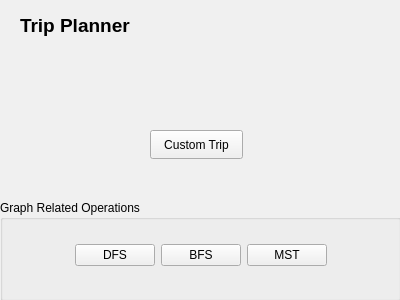
The window that CollegeTouring/tripplanner.ui (belalzahran/CS_Project2_TheApplicants) describes before a commit, drawn with Qt 5.
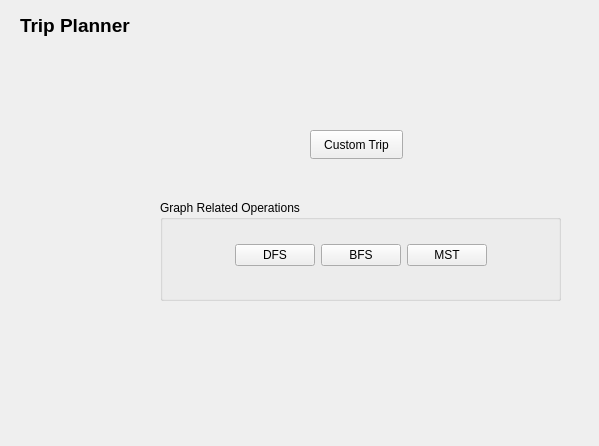
The same window after the commit.

Commit message: changed object names

What changed in the file:
```diff
--- a/CollegeTouring/tripplanner.ui
+++ b/CollegeTouring/tripplanner.ui
@@ -6,585 +6,15 @@
    <rect>
     <x>0</x>
     <y>0</y>
-    <width>400</width>
-    <height>300</height>
+    <width>599</width>
+    <height>446</height>
    </rect>
   </property>
   <property name="palette">
    <palette>
-    <active>
-     <colorrole role="WindowText">
-      <brush brushstyle="SolidPattern">
-       <color alpha="255">
-        <red>0</red>
-        <green>0</green>
-        <blue>0</blue>
-       </color>
-      </brush>
-     </colorrole>
-     <colorrole role="Button">
-      <brush brushstyle="SolidPattern">
-       <color alpha="255">
-        <red>240</red>
-        <green>240</green>
-        <blue>240</blue>
-       </color>
-      </brush>
-     </colorrole>
-     <colorrole role="Light">
-      <brush brushstyle="SolidPattern">
-       <color alpha="255">
-        <red>255</red>
-        <green>255</green>
-        <blue>255</blue>
-       </color>
-      </brush>
-     </colorrole>
-     <colorrole role="Midlight">
-      <brush brushstyle="SolidPattern">
-       <color alpha="255">
-        <red>227</red>
-        <green>227</green>
-        <blue>227</blue>
-       </color>
-      </brush>
-     </colorrole>
-     <colorrole role="Dark">
-      <brush brushstyle="SolidPattern">
-       <color alpha="255">
-        <red>160</red>
-        <green>160</green>
-        <blue>160</blue>
-       </color>
-      </brush>
-     </colorrole>
-     <colorrole role="Mid">
-      <brush brushstyle="SolidPattern">
-       <color alpha="255">
-        <red>160</red>
-        <green>160</green>
-        <blue>160</blue>
-       </color>
-      </brush>
-     </colorrole>
-     <colorrole role="Text">
-      <brush brushstyle="SolidPattern">
-       <color alpha="255">
-        <red>0</red>
-        <green>0</green>
-        <blue>0</blue>
-       </color>
-      </brush>
-     </colorrole>
-     <colorrole role="BrightText">
-      <brush brushstyle="SolidPattern">
-       <color alpha="255">
-        <red>255</red>
-        <green>255</green>
-        <blue>255</blue>
-       </color>
-      </brush>
-     </colorrole>
-     <colorrole role="ButtonText">
-      <brush brushstyle="SolidPattern">
-       <color alpha="255">
-        <red>0</red>
-        <green>0</green>
-        <blue>0</blue>
-       </color>
-      </brush>
-     </colorrole>
-     <colorrole role="Base">
-      <brush brushstyle="SolidPattern">
-       <color alpha="255">
-        <red>255</red>
-        <green>255</green>
-        <blue>255</blue>
-       </color>
-      </brush>
-     </colorrole>
-     <colorrole role="Window">
-      <brush brushstyle="SolidPattern">
-       <color alpha="255">
-        <red>198</red>
-        <green>208</green>
-        <blue>197</blue>
-       </color>
-      </brush>
-     </colorrole>
-     <colorrole role="Shadow">
-      <brush brushstyle="SolidPattern">
-       <color alpha="255">
-        <red>105</red>
-        <green>105</green>
-        <blue>105</blue>
-       </color>
-      </brush>
-     </colorrole>
-     <colorrole role="Highlight">
-      <brush brushstyle="SolidPattern">
-       <color alpha="255">
-        <red>0</red>
-        <green>120</green>
-        <blue>215</blue>
-       </color>
-      </brush>
-     </colorrole>
-     <colorrole role="HighlightedText">
-      <brush brushstyle="SolidPattern">
-       <color alpha="255">
-        <red>255</red>
-        <green>255</green>
-        <blue>255</blue>
-       </color>
-      </brush>
-     </colorrole>
-     <colorrole role="Link">
-      <brush brushstyle="SolidPattern">
-       <color alpha="255">
-        <red>0</red>
-        <green>0</green>
-        <blue>255</blue>
-       </color>
-      </brush>
-     </colorrole>
-     <colorrole role="LinkVisited">
-      <brush brushstyle="SolidPattern">
-       <color alpha="255">
-        <red>255</red>
-        <green>0</green>
-        <blue>255</blue>
-       </color>
-      </brush>
-     </colorrole>
-     <colorrole role="AlternateBase">
-      <brush brushstyle="SolidPattern">
-       <color alpha="255">
-        <red>245</red>
-        <green>245</green>
-        <blue>245</blue>
-       </color>
-      </brush>
-     </colorrole>
-     <colorrole role="NoRole">
-      <brush brushstyle="SolidPattern">
-       <color alpha="255">
-        <red>0</red>
-        <green>0</green>
-        <blue>0</blue>
-       </color>
-      </brush>
-     </colorrole>
-     <colorrole role="ToolTipBase">
-      <brush brushstyle="SolidPattern">
-       <color alpha="255">
-        <red>255</red>
-        <green>255</green>
-        <blue>220</blue>
-       </color>
-      </brush>
-     </colorrole>
-     <colorrole role="ToolTipText">
-      <brush brushstyle="SolidPattern">
-       <color alpha="255">
-        <red>0</red>
-        <green>0</green>
-        <blue>0</blue>
-       </color>
-      </brush>
-     </colorrole>
-     <colorrole role="PlaceholderText">
-      <brush brushstyle="SolidPattern">
-       <color alpha="128">
-        <red>0</red>
-        <green>0</green>
-        <blue>0</blue>
-       </color>
-      </brush>
-     </colorrole>
-    </active>
-    <inactive>
-     <colorrole role="WindowText">
-      <brush brushstyle="SolidPattern">
-       <color alpha="255">
-        <red>0</red>
-        <green>0</green>
-        <blue>0</blue>
-       </color>
-      </brush>
-     </colorrole>
-     <colorrole role="Button">
-      <brush brushstyle="SolidPattern">
-       <color alpha="255">
-        <red>240</red>
-        <green>240</green>
-        <blue>240</blue>
-       </color>
-      </brush>
-     </colorrole>
-     <colorrole role="Light">
-      <brush brushstyle="SolidPattern">
-       <color alpha="255">
-        <red>255</red>
-        <green>255</green>
-        <blue>255</blue>
-       </color>
-      </brush>
-     </colorrole>
-     <colorrole role="Midlight">
-      <brush brushstyle="SolidPattern">
-       <color alpha="255">
-        <red>227</red>
-        <green>227</green>
-        <blue>227</blue>
-       </color>
-      </brush>
-     </colorrole>
-     <colorrole role="Dark">
-      <brush brushstyle="SolidPattern">
-       <color alpha="255">
-        <red>160</red>
-        <green>160</green>
-        <blue>160</blue>
-       </color>
-      </brush>
-     </colorrole>
-     <colorrole role="Mid">
-      <brush brushstyle="SolidPattern">
-       <color alpha="255">
-        <red>160</red>
-        <green>160</green>
-        <blue>160</blue>
-       </color>
-      </brush>
-     </colorrole>
-     <colorrole role="Text">
-      <brush brushstyle="SolidPattern">
-       <color alpha="255">
-        <red>0</red>
-        <green>0</green>
-        <blue>0</blue>
-       </color>
-      </brush>
-     </colorrole>
-     <colorrole role="BrightText">
-      <brush brushstyle="SolidPattern">
-       <color alpha="255">
-        <red>255</red>
-        <green>255</green>
-        <blue>255</blue>
-       </color>
-      </brush>
-     </colorrole>
-     <colorrole role="ButtonText">
-      <brush brushstyle="SolidPattern">
-       <color alpha="255">
-        <red>0</red>
-        <green>0</green>
-        <blue>0</blue>
-       </color>
-      </brush>
-     </colorrole>
-     <colorrole role="Base">
-      <brush brushstyle="SolidPattern">
-       <color alpha="255">
-        <red>255</red>
-        <green>255</green>
-        <blue>255</blue>
-       </color>
-      </brush>
-     </colorrole>
-     <colorrole role="Window">
-      <brush brushstyle="SolidPattern">
-       <color alpha="255">
-        <red>240</red>
-        <green>240</green>
-        <blue>240</blue>
-       </color>
-      </brush>
-     </colorrole>
-     <colorrole role="Shadow">
-      <brush brushstyle="SolidPattern">
-       <color alpha="255">
-        <red>105</red>
-        <green>105</green>
-        <blue>105</blue>
-       </color>
-      </brush>
-     </colorrole>
-     <colorrole role="Highlight">
-      <brush brushstyle="SolidPattern">
-       <color alpha="255">
-        <red>240</red>
-        <green>240</green>
-        <blue>240</blue>
-       </color>
-      </brush>
-     </colorrole>
-     <colorrole role="HighlightedText">
-      <brush brushstyle="SolidPattern">
-       <color alpha="255">
-        <red>0</red>
-        <green>0</green>
-        <blue>0</blue>
-       </color>
-      </brush>
-     </colorrole>
-     <colorrole role="Link">
-      <brush brushstyle="SolidPattern">
-       <color alpha="255">
-        <red>0</red>
-        <green>0</green>
-        <blue>255</blue>
-       </color>
-      </brush>
-     </colorrole>
-     <colorrole role="LinkVisited">
-      <brush brushstyle="SolidPattern">
-       <color alpha="255">
-        <red>255</red>
-        <green>0</green>
-        <blue>255</blue>
-       </color>
-      </brush>
-     </colorrole>
-     <colorrole role="AlternateBase">
-      <brush brushstyle="SolidPattern">
-       <color alpha="255">
-        <red>245</red>
-        <green>245</green>
-        <blue>245</blue>
-       </color>
-      </brush>
-     </colorrole>
-     <colorrole role="NoRole">
-      <brush brushstyle="NoBrush">
-       <color alpha="255">
-        <red>0</red>
-        <green>0</green>
-        <blue>0</blue>
-       </color>
-      </brush>
-     </colorrole>
-     <colorrole role="ToolTipBase">
-      <brush brushstyle="SolidPattern">
-       <color alpha="255">
-        <red>255</red>
-        <green>255</green>
-        <blue>220</blue>
-       </color>
-      </brush>
-     </colorrole>
-     <colorrole role="ToolTipText">
-      <brush brushstyle="SolidPattern">
-       <color alpha="255">
-        <red>0</red>
-        <green>0</green>
-        <blue>0</blue>
-       </color>
-      </brush>
-     </colorrole>
-     <colorrole role="PlaceholderText">
-      <brush brushstyle="SolidPattern">
-       <color alpha="128">
-        <red>0</red>
-        <green>0</green>
-        <blue>0</blue>
-       </color>
-      </brush>
-     </colorrole>
-    </inactive>
-    <disabled>
-     <colorrole role="WindowText">
-      <brush brushstyle="SolidPattern">
-       <color alpha="255">
-        <red>120</red>
-        <green>120</green>
-        <blue>120</blue>
-       </color>
-      </brush>
-     </colorrole>
-     <colorrole role="Button">
-      <brush brushstyle="SolidPattern">
-       <color alpha="255">
-        <red>240</red>
-        <green>240</green>
-        <blue>240</blue>
-       </color>
-      </brush>
-     </colorrole>
-     <colorrole role="Light">
-      <brush brushstyle="SolidPattern">
-       <color alpha="255">
-        <red>255</red>
-        <green>255</green>
-        <blue>255</blue>
-       </color>
-      </brush>
-     </colorrole>
-     <colorrole role="Midlight">
-      <brush brushstyle="SolidPattern">
-       <color alpha="255">
-        <red>247</red>
-        <green>247</green>
-        <blue>247</blue>
-       </color>
-      </brush>
-     </colorrole>
-     <colorrole role="Dark">
-      <brush brushstyle="SolidPattern">
-       <color alpha="255">
-        <red>160</red>
-        <green>160</green>
-        <blue>160</blue>
-       </color>
-      </brush>
-     </colorrole>
-     <colorrole role="Mid">
-      <brush brushstyle="SolidPattern">
-       <color alpha="255">
-        <red>160</red>
-        <green>160</green>
-        <blue>160</blue>
-       </color>
-      </brush>
-     </colorrole>
-     <colorrole role="Text">
-      <brush brushstyle="SolidPattern">
-       <color alpha="255">
-        <red>120</red>
-        <green>120</green>
-        <blue>120</blue>
-       </color>
-      </brush>
-     </colorrole>
-     <colorrole role="BrightText">
-      <brush brushstyle="SolidPattern">
-       <color alpha="255">
-        <red>255</red>
-        <green>255</green>
-        <blue>255</blue>
-       </color>
-      </brush>
-     </colorrole>
-     <colorrole role="ButtonText">
-      <brush brushstyle="SolidPattern">
-       <color alpha="255">
-        <red>120</red>
-        <green>120</green>
-        <blue>120</blue>
-       </color>
-      </brush>
-     </colorrole>
-     <colorrole role="Base">
-      <brush brushstyle="SolidPattern">
-       <color alpha="255">
-        <red>198</red>
-        <green>208</green>
-        <blue>197</blue>
-       </color>
-      </brush>
-     </colorrole>
-     <colorrole role="Window">
-      <brush brushstyle="SolidPattern">
-       <color alpha="255">
-        <red>198</red>
-        <green>208</green>
-        <blue>197</blue>
-       </color>
-      </brush>
-     </colorrole>
-     <colorrole role="Shadow">
-      <brush brushstyle="SolidPattern">
-       <color alpha="255">
-        <red>0</red>
-        <green>0</green>
-        <blue>0</blue>
-       </color>
-      </brush>
-     </colorrole>
-     <colorrole role="Highlight">
-      <brush brushstyle="SolidPattern">
-       <color alpha="255">
-        <red>0</red>
-        <green>120</green>
-        <blue>215</blue>
-       </color>
-      </brush>
-     </colorrole>
-     <colorrole role="HighlightedText">
-      <brush brushstyle="SolidPattern">
-       <color alpha="255">
-        <red>255</red>
-        <green>255</green>
-        <blue>255</blue>
-       </color>
-      </brush>
-     </colorrole>
-     <colorrole role="Link">
-      <brush brushstyle="SolidPattern">
-       <color alpha="255">
-        <red>0</red>
-        <green>0</green>
-        <blue>255</blue>
-       </color>
-      </brush>
-     </colorrole>
-     <colorrole role="LinkVisited">
-      <brush brushstyle="SolidPattern">
-       <color alpha="255">
-        <red>255</red>
-        <green>0</green>
-        <blue>255</blue>
-       </color>
-      </brush>
-     </colorrole>
-     <colorrole role="AlternateBase">
-      <brush brushstyle="SolidPattern">
-       <color alpha="255">
-        <red>245</red>
-        <green>245</green>
-        <blue>245</blue>
-       </color>
-      </brush>
-     </colorrole>
-     <colorrole role="NoRole">
-      <brush brushstyle="NoBrush">
-       <color alpha="255">
-        <red>0</red>
-        <green>0</green>
-        <blue>0</blue>
-       </color>
-      </brush>
-     </colorrole>
-     <colorrole role="ToolTipBase">
-      <brush brushstyle="SolidPattern">
-       <color alpha="255">
-        <red>255</red>
-        <green>255</green>
-        <blue>220</blue>
-       </color>
-      </brush>
-     </colorrole>
-     <colorrole role="ToolTipText">
-      <brush brushstyle="SolidPattern">
-       <color alpha="255">
-        <red>0</red>
-        <green>0</green>
-        <blue>0</blue>
-       </color>
-      </brush>
-     </colorrole>
-     <colorrole role="PlaceholderText">
-      <brush brushstyle="SolidPattern">
-       <color alpha="128">
-        <red>0</red>
-        <green>0</green>
-        <blue>0</blue>
-       </color>
-      </brush>
-     </colorrole>
-    </disabled>
+    <active/>
+    <inactive/>
+    <disabled/>
    </palette>
   </property>
   <property name="windowTitle">
@@ -606,7 +36,7 @@
   <widget class="QGroupBox" name="groupBox">
    <property name="geometry">
     <rect>
-     <x>0</x>
+     <x>160</x>
      <y>200</y>
      <width>401</width>
      <height>101</height>
@@ -681,7 +111,7 @@
   <widget class="QPushButton" name="CustomTrippushButton">
    <property name="geometry">
     <rect>
-     <x>150</x>
+     <x>310</x>
      <y>130</y>
      <width>93</width>
      <height>29</height>
```
